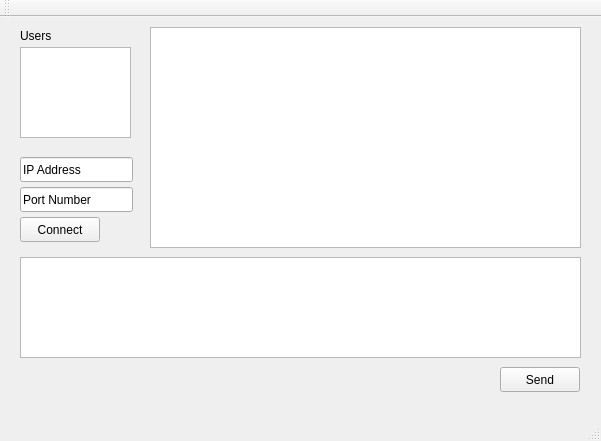
Qt form Comp4981ChatProgram/mainwindow.ui (jacobfrank4/chatProgram) before a commit.
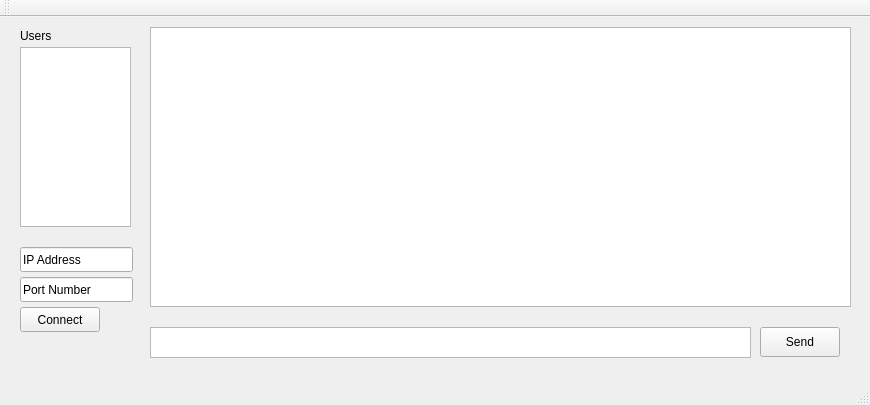
The same form after that commit.

Patch:
```diff
--- a/Comp4981ChatProgram/mainwindow.ui
+++ b/Comp4981ChatProgram/mainwindow.ui
@@ -6,8 +6,8 @@
    <rect>
     <x>0</x>
     <y>0</y>
-    <width>601</width>
-    <height>441</height>
+    <width>870</width>
+    <height>405</height>
    </rect>
   </property>
   <property name="windowTitle">
@@ -17,20 +17,20 @@
    <widget class="QTextEdit" name="sendTextEdit">
     <property name="geometry">
      <rect>
-      <x>20</x>
-      <y>240</y>
-      <width>561</width>
-      <height>101</height>
+      <x>150</x>
+      <y>310</y>
+      <width>601</width>
+      <height>31</height>
      </rect>
     </property>
    </widget>
    <widget class="QPushButton" name="sendButton">
     <property name="geometry">
      <rect>
-      <x>500</x>
-      <y>350</y>
+      <x>760</x>
+      <y>310</y>
       <width>80</width>
-      <height>25</height>
+      <height>30</height>
      </rect>
     </property>
     <property name="text">
@@ -41,7 +41,7 @@
     <property name="geometry">
      <rect>
       <x>20</x>
-      <y>140</y>
+      <y>230</y>
       <width>113</width>
       <height>25</height>
      </rect>
@@ -54,7 +54,7 @@
     <property name="geometry">
      <rect>
       <x>20</x>
-      <y>170</y>
+      <y>260</y>
       <width>113</width>
       <height>25</height>
      </rect>
@@ -68,16 +68,19 @@
      <rect>
       <x>150</x>
       <y>10</y>
-      <width>431</width>
-      <height>221</height>
+      <width>701</width>
+      <height>280</height>
      </rect>
     </property>
+    <property name="readOnly">
+     <bool>true</bool>
+    </property>
    </widget>
    <widget class="QPushButton" name="connectButton">
     <property name="geometry">
      <rect>
       <x>20</x>
-      <y>200</y>
+      <y>290</y>
       <width>80</width>
       <height>25</height>
      </rect>
@@ -105,9 +108,12 @@
       <x>20</x>
       <y>30</y>
       <width>111</width>
-      <height>91</height>
+      <height>180</height>
      </rect>
     </property>
+    <property name="readOnly">
+     <bool>true</bool>
+    </property>
    </widget>
   </widget>
   <widget class="QMenuBar" name="menuBar">
@@ -125,7 +131,7 @@
     <enum>TopToolBarArea</enum>
    </attribute>
    <attribute name="toolBarBreak">
-    <bool>true</bool>
+    <bool>false</bool>
    </attribute>
   </widget>
   <widget class="QStatusBar" name="statusBar"/>
```
Left out of the diff: 2 changed lines with no effect on the pictures.
